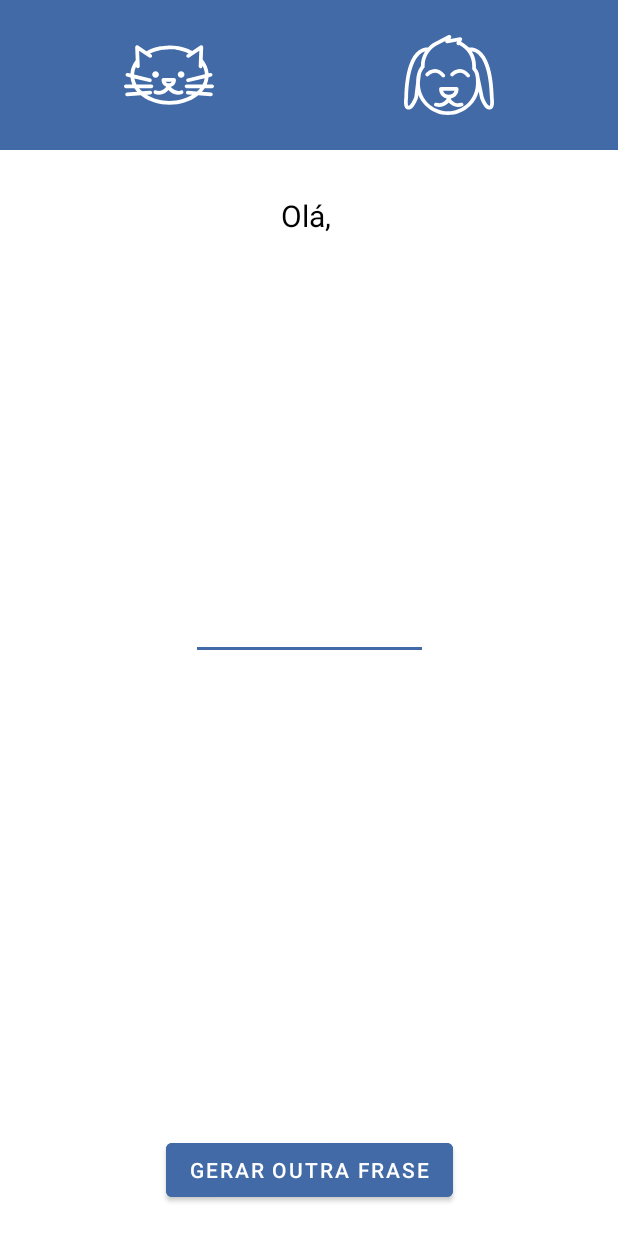
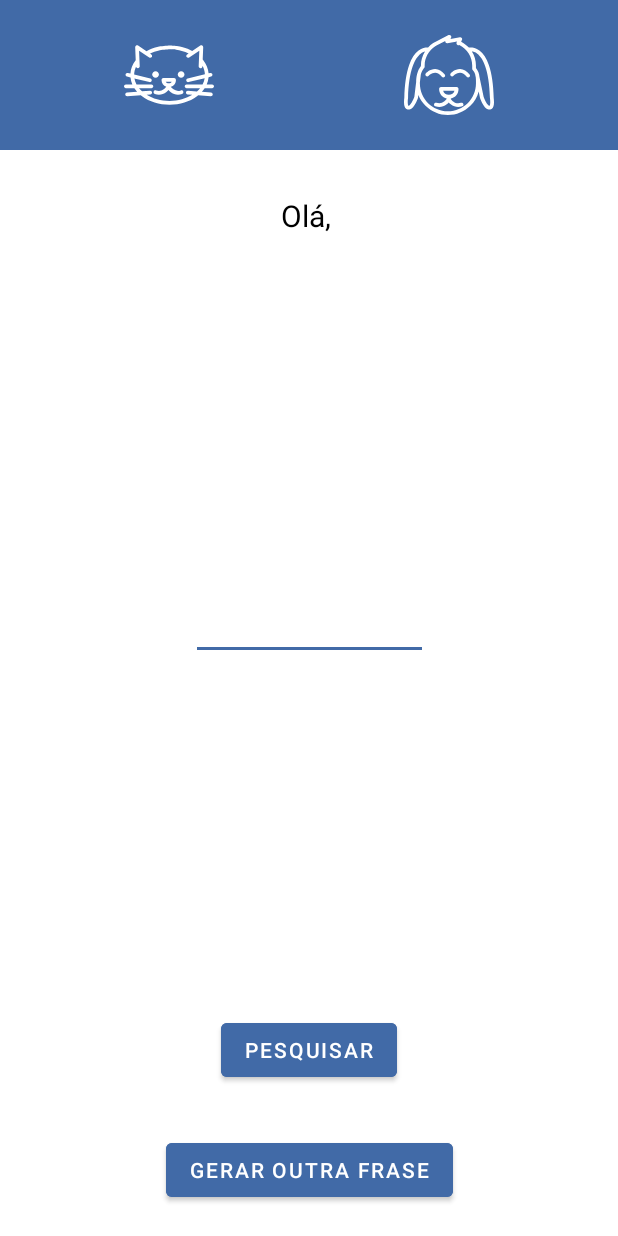
Before and after one commit to GabrielHendrix/App2, an Android app: the Activity2 screen opened directly, with no data from a screen before it, on a phone screen of 412 x 824 dp. Run offline under Robolectric (Android 15) with nearby library versions, the phone set to English and light mode, and no system bars.

```diff
--- a/app/build.gradle
+++ b/app/build.gradle
@@ -1,6 +1,7 @@
 plugins {
     id 'com.android.application'
     id 'org.jetbrains.kotlin.android'
+    id 'kotlin-kapt'
 }
 
 android {
@@ -45,4 +46,6 @@ dependencies {
     androidTestImplementation 'androidx.test.espresso:espresso-core:3.4.0'
     implementation 'com.squareup.retrofit2:retrofit:2.5.0'
     implementation 'com.squareup.retrofit2:converter-gson:2.5.0'
+    implementation 'androidx.room:room-runtime:2.4.3'
+    kapt 'androidx.room:room-compiler:2.4.3'
 }
--- /dev/null
+++ b/app/src/main/java/com/example/app2/mvvm/repository/api/dao/ProductDAO.kt
@@ -0,0 +1,26 @@
+package com.example.app2.mvvm.repository.api.dao
+
+import androidx.room.*
+import com.example.app2.mvvm.repository.api.model.ProductModel
+
+@Dao
+interface ProductDAO {
+
+    @Insert
+    fun insert(p: ProductModel): Long
+
+    @Update
+    fun update(p: ProductModel): Int
+
+    @Delete
+    fun delete(p: ProductModel)
+
+    @Query("DELETE FROM Product")
+    fun deleteAll()
+
+    @Query("SELECT * FROM Product WHERE id = :id")
+    fun getById(id: Int): ProductModel
+//
+//    @Query("SELECT * FROM Product WHERE is_available = :av")
+//    fun getAvailables(av: Int): List<ProductModel>
+}
--- a/app/src/main/java/com/example/app2/mvvm/repository/api/service/BlogPostService.kt
+++ b/app/src/main/java/com/example/app2/mvvm/repository/api/service/BlogPostService.kt
@@ -7,6 +7,9 @@ import retrofit2.http.Path
 
 interface BlogPostService {
 
-    @GET("posts/{postId}")
-    fun getSinglePost(@Path("postId")postId: String): Call<BlogPostEntity>
+    @GET("cats/{postId}")
+    fun getSingleCatPost(@Path("postId")postId: String): Call<BlogPostEntity>
+
+    @GET("dogs/{postId}")
+    fun getSingleDogPost(@Path("postId")postId: String): Call<BlogPostEntity>
 }
--- a/app/src/main/res/layout/activity_2.xml
+++ b/app/src/main/res/layout/activity_2.xml
@@ -92,4 +92,15 @@
         app:layout_constraintBottom_toBottomOf="parent"
         app:layout_constraintLeft_toLeftOf="parent"
         app:layout_constraintRight_toRightOf="parent" />
+    <Button
+        android:id="@+id/getById"
+        android:layout_width="wrap_content"
+        android:layout_height="wrap_content"
+        android:layout_marginBottom="100dp"
+        android:backgroundTint="@color/blue"
+        android:text="@string/getById"
+        android:textColor="@color/white"
+        app:layout_constraintBottom_toBottomOf="parent"
+        app:layout_constraintLeft_toLeftOf="parent"
+        app:layout_constraintRight_toRightOf="parent" />
 </androidx.constraintlayout.widget.ConstraintLayout>
--- a/app/src/main/res/values/ids.xml
+++ b/app/src/main/res/values/ids.xml
@@ -1,6 +1,7 @@
 <?xml version="1.0" encoding="utf-8"?>
 <resources>
     <item name="generate" type="id" />
+    <item name="getById" type="id" />
     <item name="welcome" type="id" />
     <item name="cat" type="id" />
     <item name="dog" type="id" />
--- a/app/src/main/res/values/strings.xml
+++ b/app/src/main/res/values/strings.xml
@@ -3,6 +3,7 @@
     <string name="welcome_text">Olá</string>
     <string name="load_name">GUARDAR</string>
     <string name="name">Digite seu nome</string>
+    <string name="getById">Pesquisar</string>
     <string name="generate">GERAR OUTRA FRASE</string>
     <string name="cat_phrase">Opção gato selecionada</string>
     <string name="dog_phrase">Opção cão selecionada</string>
```
Also changed, not shown: app/src/main/java/com/example/app2/mvvm/repository/api/database/AppDatabase.kt (added, +32 -0 lines), app/src/main/java/com/example/app2/mvvm/repository/api/model/ProductModel.kt (added, +16 -0 lines), app/src/main/java/com/example/app2/mvvm/ui/Activity2.kt (+63 -7 lines), app/src/main/java/com/example/app2/mvvm/viewModel/ViewModel2.kt (+5 -2 lines), 1 other file.
